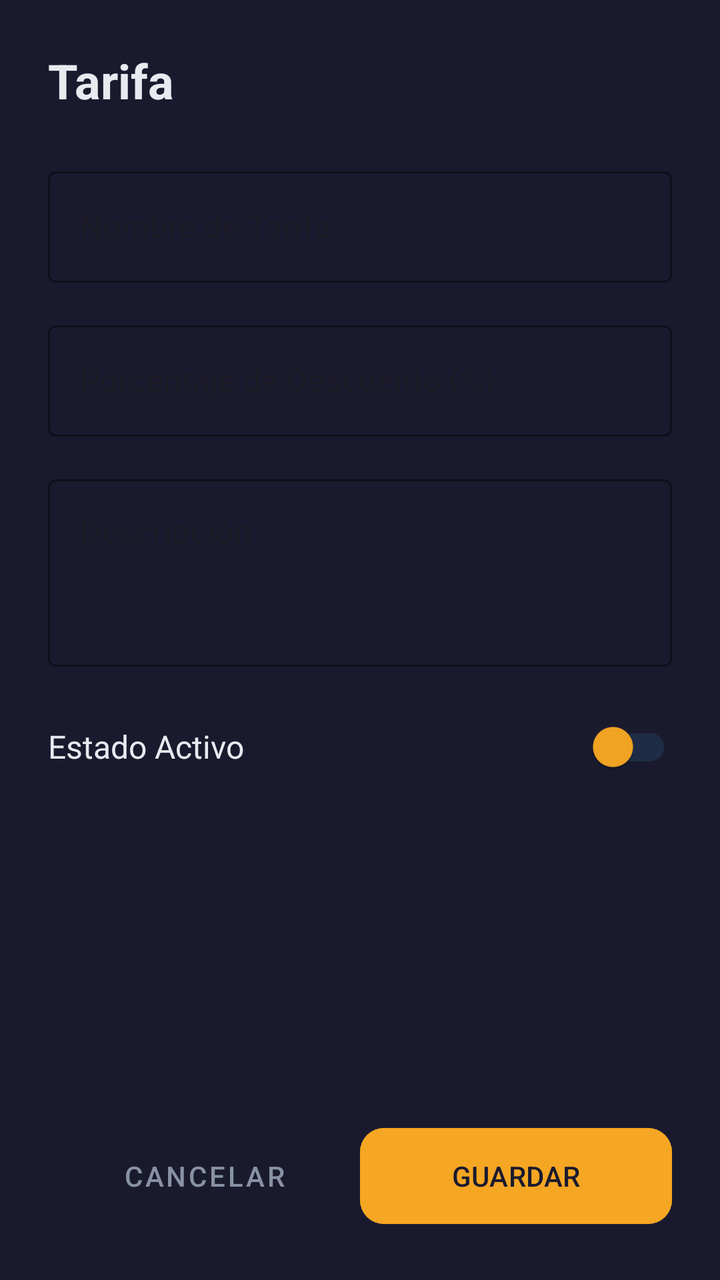
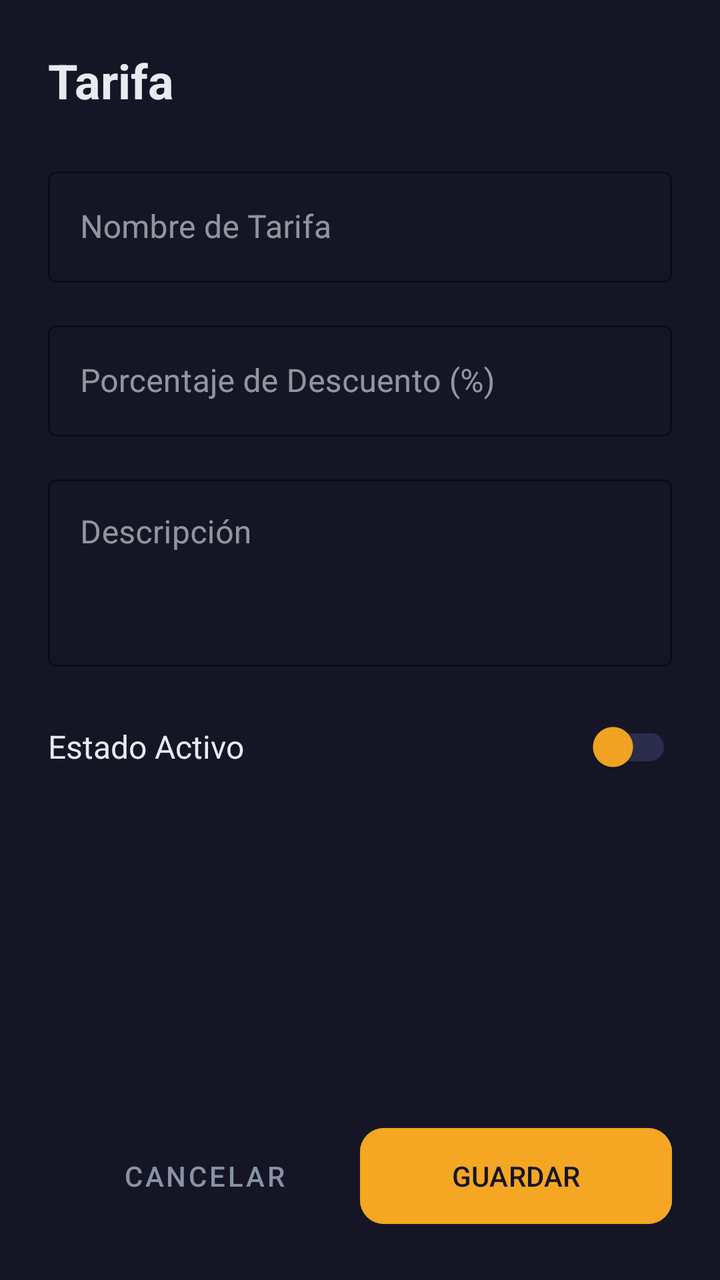

Two renders of the same Android screen: before a commit and after it. Below are the layout's source before the change and the commit's diff.
<!-- AndroidManifest.xml: application theme Theme.Electrobazar -->
<!-- res/layout/dialog_tariff_edit.xml -->
<?xml version="1.0" encoding="utf-8"?>
<LinearLayout xmlns:android="http://schemas.android.com/apk/res/android"
    xmlns:app="http://schemas.android.com/apk/res-auto"
    android:layout_width="match_parent"
    android:layout_height="match_parent"
    android:background="@color/primary"
    android:orientation="vertical"
    android:padding="24dp">

    <TextView
        android:id="@+id/dialogTitle"
        android:layout_width="match_parent"
        android:layout_height="wrap_content"
        android:layout_marginBottom="24dp"
        android:text="Tarifa"
        android:textColor="@color/text_main"
        android:textSize="24sp"
        android:textStyle="bold" />

    <com.google.android.material.textfield.TextInputLayout
        android:layout_width="match_parent"
        android:layout_height="wrap_content"
        android:layout_marginBottom="16dp"
        android:hint="Nombre de Tarifa"
        app:boxStrokeColor="@color/accent"
        app:hintTextColor="@color/text_muted"
        style="@style/Widget.MaterialComponents.TextInputLayout.OutlinedBox">

        <com.google.android.material.textfield.TextInputEditText
            android:id="@+id/tariffNameInput"
            android:layout_width="match_parent"
            android:layout_height="wrap_content"
            android:inputType="textCapCharacters"
            android:textColor="@color/text_main" />
    </com.google.android.material.textfield.TextInputLayout>

    <com.google.android.material.textfield.TextInputLayout
        android:layout_width="match_parent"
        android:layout_height="wrap_content"
        android:layout_marginBottom="16dp"
        android:hint="Porcentaje de Descuento (%)"
        app:boxStrokeColor="@color/accent"
        app:hintTextColor="@color/text_muted"
        style="@style/Widget.MaterialComponents.TextInputLayout.OutlinedBox">

        <com.google.android.material.textfield.TextInputEditText
            android:id="@+id/tariffDiscountInput"
            android:layout_width="match_parent"
            android:layout_height="wrap_content"
            android:inputType="numberDecimal"
            android:textColor="@color/text_main" />
    </com.google.android.material.textfield.TextInputLayout>

    <com.google.android.material.textfield.TextInputLayout
        android:layout_width="match_parent"
        android:layout_height="wrap_content"
        android:layout_marginBottom="16dp"
        android:hint="Descripción"
        app:boxStrokeColor="@color/accent"
        app:hintTextColor="@color/text_muted"
        style="@style/Widget.MaterialComponents.TextInputLayout.OutlinedBox">

        <com.google.android.material.textfield.TextInputEditText
            android:id="@+id/tariffDescriptionInput"
            android:layout_width="match_parent"
            android:layout_height="wrap_content"
            android:gravity="top"
            android:inputType="textMultiLine"
            android:minLines="3"
            android:textColor="@color/text_main" />
    </com.google.android.material.textfield.TextInputLayout>

    <LinearLayout
        android:layout_width="match_parent"
        android:layout_height="wrap_content"
        android:layout_marginBottom="24dp"
        android:gravity="center_vertical"
        android:orientation="horizontal">

        <TextView
            android:layout_width="0dp"
            android:layout_height="wrap_content"
            android:layout_weight="1"
            android:text="Estado Activo"
            android:textColor="@color/text_main"
            android:textSize="16sp" />

        <androidx.appcompat.widget.SwitchCompat
            android:id="@+id/tariffActiveToggle"
            android:layout_width="wrap_content"
            android:layout_height="wrap_content"
            app:thumbTint="@color/accent"
            app:trackTint="@color/border" />
    </LinearLayout>

    <View
        android:layout_width="match_parent"
        android:layout_height="0dp"
        android:layout_weight="1" />

    <LinearLayout
        android:layout_width="match_parent"
        android:layout_height="wrap_content"
        android:orientation="horizontal"
        android:gap="12dp">

        <Button
            android:id="@+id/btnCancel"
            style="@style/Widget.MaterialComponents.Button.TextButton"
            android:layout_width="0dp"
            android:layout_height="56dp"
            android:layout_weight="1"
            android:text="CANCELAR"
            android:textColor="@color/text_muted" />

        <Button
            android:id="@+id/btnSave"
            android:layout_width="0dp"
            android:layout_height="56dp"
            android:layout_weight="1"
            android:backgroundTint="@color/accent"
            android:text="GUARDAR"
            android:textColor="@color/primary"
            app:cornerRadius="12dp" />
    </LinearLayout>

</LinearLayout>
<!-- resources referenced by this layout -->
<resources>
  <color name="accent">#f5a623</color>
  <color name="border">#1e2d45</color>
  <color name="primary">#1a1a2e</color>
  <color name="text_main">#e8eaf0</color>
  <color name="text_muted">#8892a4</color>
  <style name="Theme.Electrobazar" parent="Base.Theme.Electrobazar" />
  <style name="Base.Theme.Electrobazar" parent="Theme.Material3.DayNight.NoActionBar">
          <item name="colorPrimary">@color/primary</item>
          <item name="colorSecondary">@color/secondary</item>
          <item name="android:windowBackground">@color/background</item>
          <item name="android:textColorPrimary">@color/text_main</item>
          <item name="colorError">@color/danger</item>
      </style>
  <color name="secondary">#16213e</color>
  <color name="background">#111111</color>
  <color name="danger">#ef4444</color>
</resources>

<!-- the commit's change to res/layout/dialog_tariff_edit.xml (unified diff, before → after) -->
@@ -101,8 +101,7 @@
     <LinearLayout
         android:layout_width="match_parent"
         android:layout_height="wrap_content"
-        android:orientation="horizontal"
-        android:gap="12dp">
+        android:orientation="horizontal">
 
         <Button
             android:id="@+id/btnCancel"
<!-- resource entries referenced after the edit -->
@@ -1,20 +1,39 @@
 <!-- resources referenced by this layout -->
 <resources>
   <color name="accent">#f5a623</color>
-  <color name="border">#1e2d45</color>
-  <color name="primary">#1a1a2e</color>
+  <color name="border">#2c2c4d</color>
+  <color name="primary">#151525</color>
   <color name="text_main">#e8eaf0</color>
   <color name="text_muted">#8892a4</color>
   <style name="Theme.Electrobazar" parent="Base.Theme.Electrobazar" />
   <style name="Base.Theme.Electrobazar" parent="Theme.Material3.DayNight.NoActionBar">
-          <item name="colorPrimary">@color/primary</item>
-          <item name="colorSecondary">@color/secondary</item>
-          <item name="android:windowBackground">@color/background</item>
+          
+          <item name="colorPrimary">@color/accent</item>
+          <item name="colorOnPrimary">@color/primary</item>
+          <item name="colorSecondary">@color/accent</item>
+          <item name="colorOnSecondary">@color/primary</item>
+          <item name="colorPrimaryContainer">@color/surface</item>
+          <item name="colorOnPrimaryContainer">@color/text_main</item>
+          
+          <item name="colorSurface">@color/surface</item>
+          <item name="colorOnSurface">@color/text_main</item>
+          <item name="colorSurfaceVariant">@color/secondary</item>
+          <item name="colorOnSurfaceVariant">@color/text_muted</item>
+          <item name="colorOutline">@color/border</item>
+          
+          <item name="android:windowBackground">@color/primary</item>
+          <item name="android:colorBackground">@color/primary</item>
           <item name="android:textColorPrimary">@color/text_main</item>
+          <item name="android:textColorSecondary">@color/text_muted</item>
+          <item name="android:textColorHint">@color/text_muted</item>
+          
+          <item name="android:statusBarColor">@color/primary</item>
+          <item name="android:navigationBarColor">@color/primary</item>
+          
           <item name="colorError">@color/danger</item>
       </style>
-  <color name="secondary">#16213e</color>
-  <color name="background">#111111</color>
+  <color name="surface">#252545</color>
+  <color name="secondary">#1e1e35</color>
   <color name="danger">#ef4444</color>
 </resources>
 
